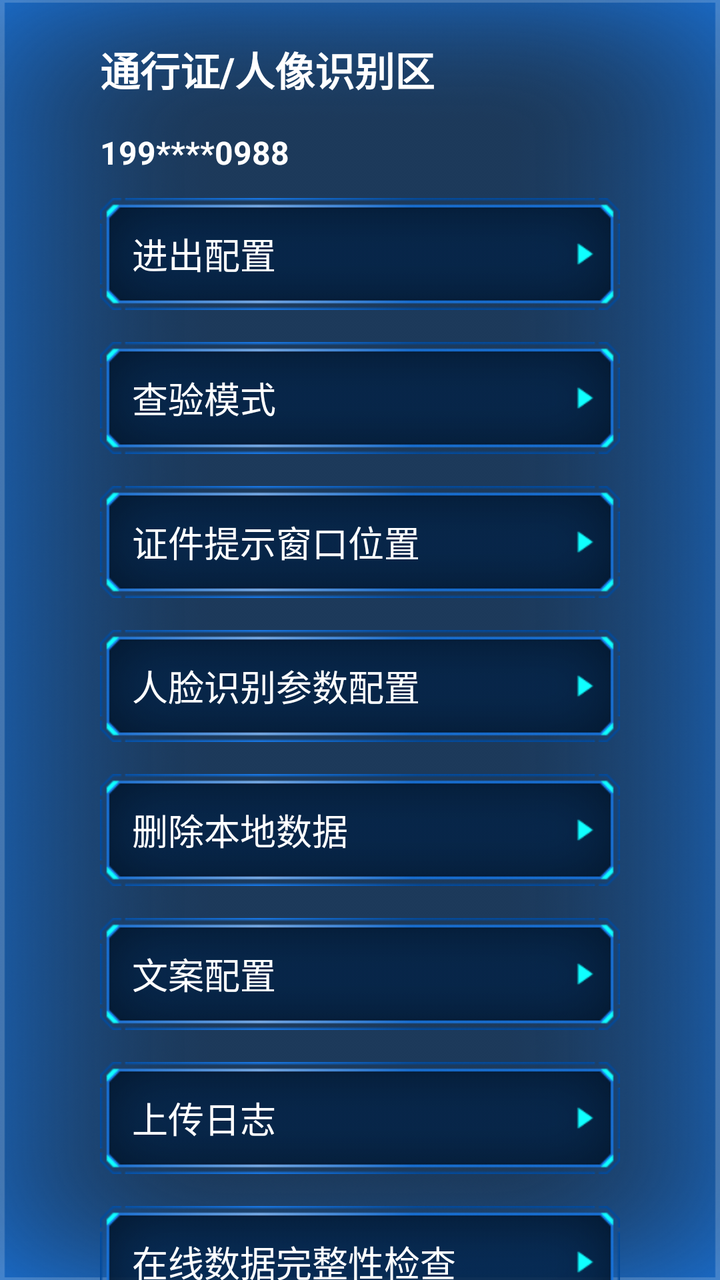
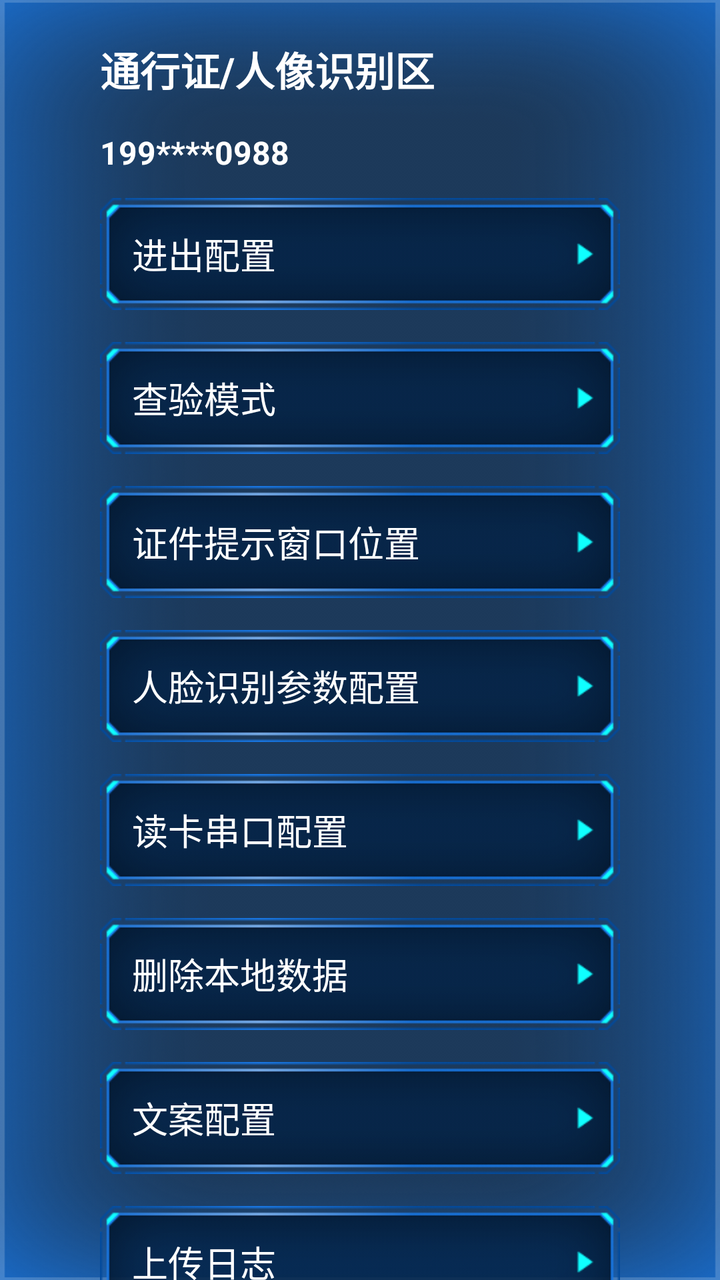

Two renders of the same Android screen: before a commit and after it. Below are the layout's source before the change and the commit's diff.
<!-- AndroidManifest.xml: application theme AppTheme -->
<!-- res/layout/dialog_draw.xml -->
<?xml version="1.0" encoding="utf-8"?>
<LinearLayout xmlns:android="http://schemas.android.com/apk/res/android"
    android:layout_width="400dp"
    android:layout_height="match_parent"
    android:background="@mipmap/draw_bg"
    android:gravity="center_horizontal"
    android:orientation="vertical">

    <TextView
        android:layout_width="260dp"
        android:layout_height="wrap_content"
        android:layout_marginTop="20dp"
        android:text="通行证/人像识别区"
        android:textColor="@color/white"
        android:textSize="20sp"
        android:textStyle="bold" />

    <TextView
        android:id="@+id/tvPhone"
        android:layout_width="260dp"
        android:layout_height="wrap_content"
        android:layout_marginTop="16dp"
        android:text="199****0988"
        android:textColor="@color/white"
        android:textSize="16sp"
        android:textStyle="bold" />

    <TextView
        android:id="@+id/tvInOut"
        android:layout_width="260dp"
        android:layout_height="56dp"
        android:layout_marginTop="12dp"
        android:background="@mipmap/draw_btn_bg"
        android:gravity="center_vertical"
        android:paddingLeft="16dp"
        android:text="进出配置"
        android:textColor="@color/white"
        android:textSize="18sp" />

    <TextView
        android:id="@+id/tvChayan"
        android:layout_width="260dp"
        android:layout_height="56dp"
        android:layout_marginTop="16dp"
        android:background="@mipmap/draw_btn_bg"
        android:gravity="center_vertical"
        android:paddingLeft="16dp"
        android:text="查验模式"
        android:textColor="@color/white"
        android:textSize="18sp" />

    <TextView
        android:id="@+id/tvTipsLoc"
        android:layout_width="260dp"
        android:layout_height="56dp"
        android:layout_marginTop="16dp"
        android:background="@mipmap/draw_btn_bg"
        android:gravity="center_vertical"
        android:paddingLeft="16dp"
        android:text="证件提示窗口位置"
        android:textColor="@color/white"
        android:textSize="18sp" />

    <TextView
        android:id="@+id/tvCanshu"
        android:layout_width="260dp"
        android:layout_height="56dp"
        android:layout_marginTop="16dp"
        android:background="@mipmap/draw_btn_bg"
        android:gravity="center_vertical"
        android:paddingLeft="16dp"
        android:text="人脸识别参数配置"
        android:textColor="@color/white"
        android:textSize="18sp" />

    <TextView
        android:id="@+id/tvDelete"
        android:layout_width="260dp"
        android:layout_height="56dp"
        android:layout_marginTop="16dp"
        android:background="@mipmap/draw_btn_bg"
        android:gravity="center_vertical"
        android:paddingLeft="16dp"
        android:text="删除本地数据"
        android:textColor="@color/white"
        android:textSize="18sp" />

    <TextView
        android:id="@+id/tvWenan"
        android:layout_width="260dp"
        android:layout_height="56dp"
        android:layout_marginTop="16dp"
        android:background="@mipmap/draw_btn_bg"
        android:gravity="center_vertical"
        android:paddingLeft="16dp"
        android:text="文案配置"
        android:textColor="@color/white"
        android:textSize="18sp" />

    <TextView
        android:id="@+id/tvUploadLog"
        android:layout_width="260dp"
        android:layout_height="56dp"
        android:layout_marginTop="16dp"
        android:background="@mipmap/draw_btn_bg"
        android:gravity="center_vertical"
        android:paddingLeft="16dp"
        android:text="上传日志"
        android:textColor="@color/white"
        android:textSize="18sp"
        android:visibility="visible" />

    <TextView
        android:id="@+id/tvReInit"
        android:layout_width="260dp"
        android:layout_height="56dp"
        android:layout_marginTop="16dp"
        android:background="@mipmap/draw_btn_bg"
        android:gravity="center_vertical"
        android:paddingLeft="16dp"
        android:text="在线数据完整性检查"
        android:textColor="@color/white"
        android:textSize="18sp"
        android:visibility="visible" />

    <TextView
        android:id="@+id/tvRemedial"
        android:layout_width="260dp"
        android:layout_height="56dp"
        android:layout_marginTop="16dp"
        android:background="@mipmap/draw_btn_bg"
        android:gravity="center_vertical"
        android:paddingLeft="16dp"
        android:text="数据完整性检查"
        android:textColor="@color/white"
        android:textSize="18sp"
        android:visibility="visible" />

    <TextView
        android:id="@+id/tvGotoLuancher"
        android:layout_width="260dp"
        android:layout_height="56dp"
        android:layout_marginTop="16dp"
        android:background="@mipmap/draw_btn_bg"
        android:gravity="center_vertical"
        android:paddingLeft="16dp"
        android:text="返回系统桌面"
        android:textColor="@color/white"
        android:textSize="18sp"
        android:visibility="gone" />

    <TextView
        android:id="@+id/tvGotoSetting"
        android:layout_width="260dp"
        android:layout_height="56dp"
        android:layout_marginTop="16dp"
        android:background="@mipmap/draw_btn_bg"
        android:gravity="center_vertical"
        android:paddingLeft="16dp"
        android:text="系统设置"
        android:textColor="@color/white"
        android:textSize="18sp"
        android:visibility="visible" />

    <TextView
        android:id="@+id/tvVersion"
        android:layout_width="260dp"
        android:layout_height="56dp"
        android:layout_marginTop="16dp"
        android:background="@mipmap/draw_btn_bg"
        android:gravity="center_vertical"
        android:paddingLeft="16dp"
        android:text="版本V1.1"
        android:textColor="@color/white"
        android:textSize="18sp" />

    <View
        android:layout_width="match_parent"
        android:layout_height="0dp"
        android:layout_weight="1" />

    <Button
        android:id="@+id/btnExit"
        android:layout_width="260dp"
        android:layout_height="56dp"
        android:layout_marginBottom="50dp"
        android:background="@drawable/btn_bg2"
        android:gravity="center"
        android:minHeight="36dp"
        android:text="注销登录"
        android:textColor="@color/white"
        android:textSize="15sp" />
</LinearLayout>
<!-- resources referenced by this layout -->
<resources>
  <!-- drawable btn_bg2 (drawable) -->
  <shape xmlns:android="http://schemas.android.com/apk/res/android"
      android:shape="rectangle">
      <stroke
          android:width="1dp"
          android:color="#ff1978e5" />
      <solid android:color="#4d1978e5" />
      <corners
          android:bottomLeftRadius="5dp"
          android:bottomRightRadius="5dp"
          android:topLeftRadius="5dp"
          android:topRightRadius="5dp" />
  </shape>
  <!-- mipmap draw_bg: png bitmap (mipmap-hdpi, 406574 bytes) -->
  <!-- mipmap draw_btn_bg: png bitmap (mipmap-hdpi, 13124 bytes) -->
  <style name="AppTheme" parent="Theme.AppCompat.Light.DarkActionBar">
          
          <item name="colorPrimary">@color/colorPrimary</item>
          <item name="colorPrimaryDark">@color/colorPrimaryDark</item>
          <item name="colorAccent">@color/colorAccent</item>
      </style>
  <color name="colorPrimary">#6200EE</color>
  <color name="colorPrimaryDark">#3700B3</color>
  <color name="colorAccent">#DA0303</color>
</resources>

<!-- the commit's change to res/layout/dialog_draw.xml (unified diff, before → after) -->
@@ -74,6 +74,18 @@
         android:textSize="18sp" />
 
     <TextView
+        android:id="@+id/tvCardSerial"
+        android:layout_width="260dp"
+        android:layout_height="56dp"
+        android:layout_marginTop="16dp"
+        android:background="@mipmap/draw_btn_bg"
+        android:gravity="center_vertical"
+        android:paddingLeft="16dp"
+        android:text="读卡串口配置"
+        android:textColor="@color/white"
+        android:textSize="18sp" />
+
+    <TextView
         android:id="@+id/tvDelete"
         android:layout_width="260dp"
         android:layout_height="56dp"
